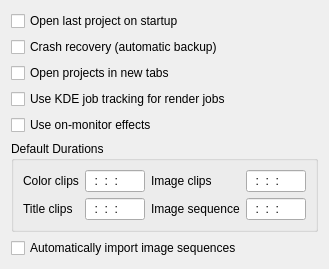
Before: the Qt Designer form src/widgets/configmisc_ui.ui in KDE/kdenlive, drawn with Qt 5.
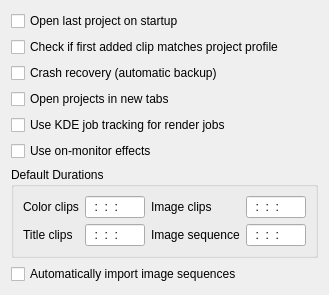
After: the same form once the commit is applied. Custom widgets are drawn as their Qt base class.

Commit message: Ask to change profile if first clip does not match project profile: http://kdenlive.org/mantis/view.php?id=279

The edit to the form file:
```diff
--- a/src/widgets/configmisc_ui.ui
+++ b/src/widgets/configmisc_ui.ui
@@ -18,21 +18,21 @@
      </property>
     </widget>
    </item>
-   <item row="1" column="0" colspan="3">
+   <item row="2" column="0" colspan="3">
     <widget class="QCheckBox" name="kcfg_crashrecovery">
      <property name="text">
       <string>Crash recovery (automatic backup)</string>
      </property>
     </widget>
    </item>
-   <item row="2" column="0" colspan="3">
+   <item row="3" column="0" colspan="3">
     <widget class="QCheckBox" name="kcfg_activatetabs">
      <property name="text">
       <string>Open projects in new tabs</string>
      </property>
     </widget>
    </item>
-   <item row="5" column="0" colspan="3">
+   <item row="6" column="0" colspan="3">
     <widget class="QGroupBox" name="groupBox">
      <property name="title">
       <string>Default Durations</string>
@@ -100,7 +100,7 @@
      </layout>
     </widget>
    </item>
-   <item row="7" column="0" colspan="3">
+   <item row="8" column="0" colspan="3">
     <spacer>
      <property name="orientation">
       <enum>Qt::Vertical</enum>
@@ -113,27 +113,34 @@
      </property>
     </spacer>
    </item>
-   <item row="3" column="0" colspan="2">
+   <item row="4" column="0" colspan="2">
     <widget class="QCheckBox" name="kcfg_usekuiserver">
      <property name="text">
       <string>Use KDE job tracking for render jobs</string>
      </property>
     </widget>
    </item>
-   <item row="4" column="0">
+   <item row="5" column="0">
     <widget class="QCheckBox" name="kcfg_on_monitor_effects">
      <property name="text">
       <string>Use on-monitor effects</string>
      </property>
     </widget>
    </item>
-   <item row="6" column="0">
+   <item row="7" column="0">
     <widget class="QCheckBox" name="kcfg_autoimagesequence">
      <property name="text">
       <string>Automatically import image sequences</string>
      </property>
     </widget>
    </item>
+   <item row="1" column="0" colspan="2">
+    <widget class="QCheckBox" name="kcfg_checkfirstprojectclip">
+     <property name="text">
+      <string>Check if first added clip matches project profile</string>
+     </property>
+    </widget>
+   </item>
   </layout>
  </widget>
  <customwidgets>
```
The commit also changes 11 other files.
